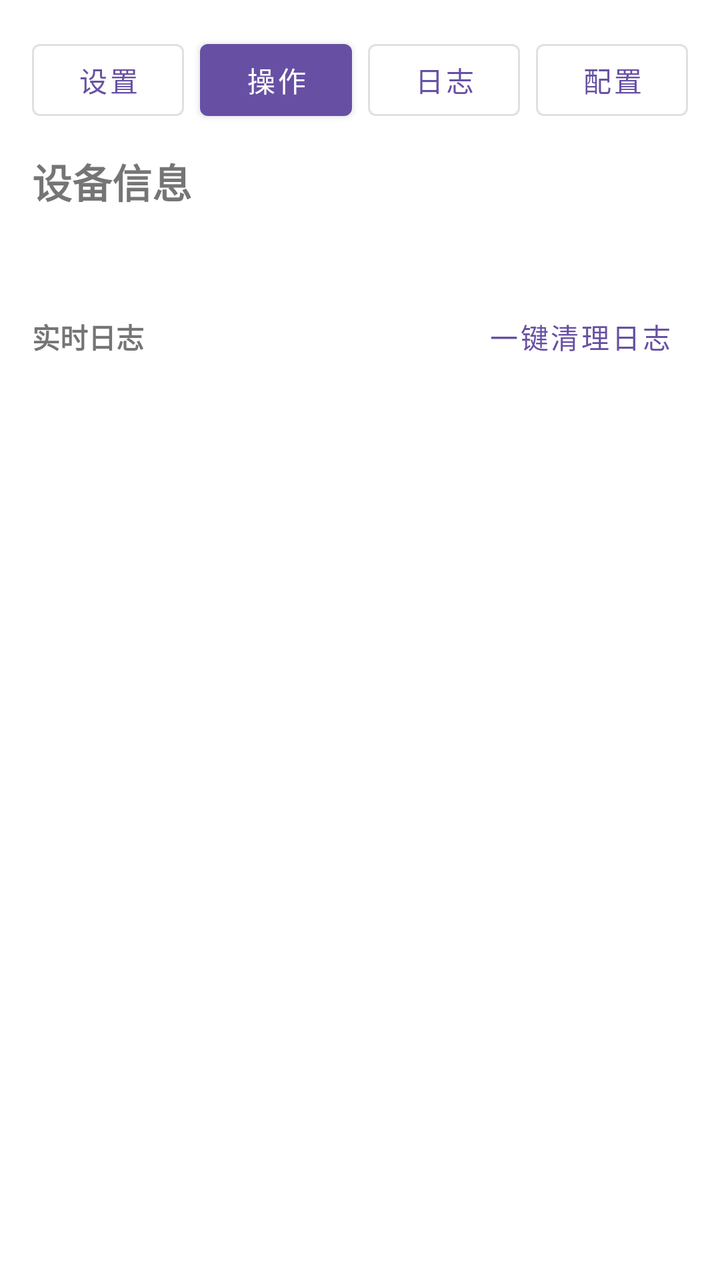
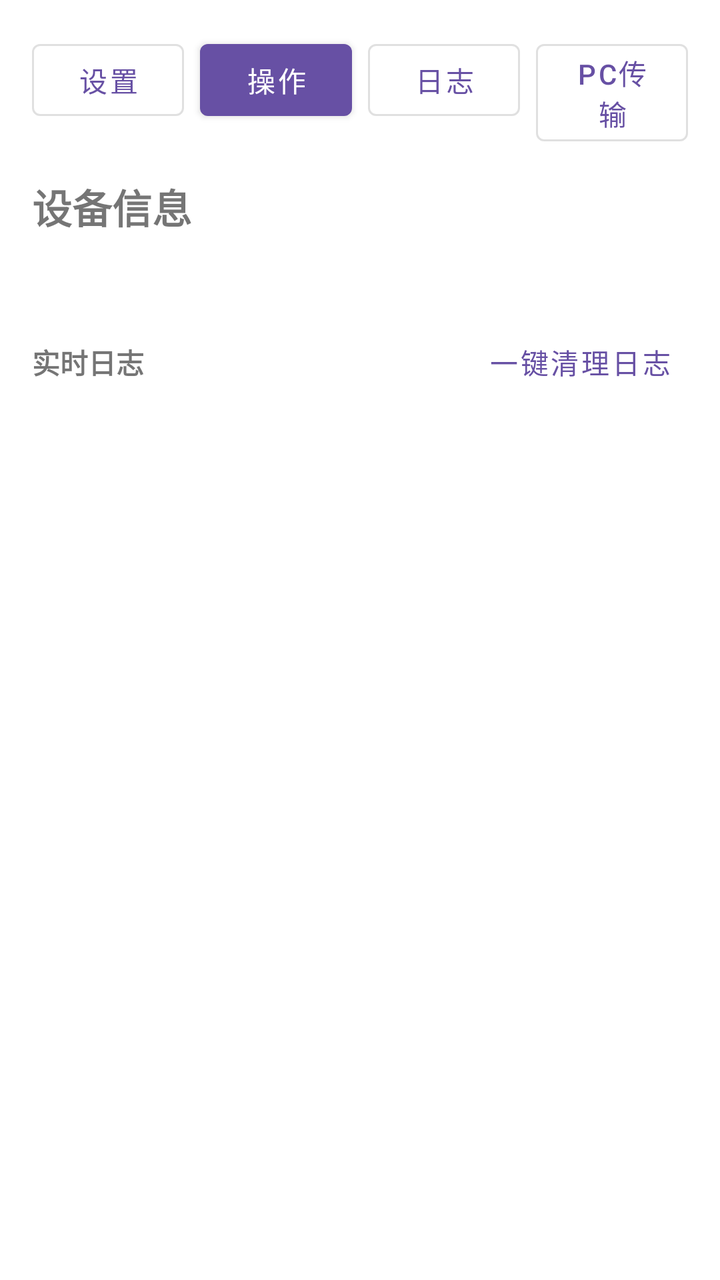

Two renders of the same Android screen: before a commit and after it. Below are the layout's source before the change and the commit's diff.
<!-- AndroidManifest.xml: application theme Theme.AutoTraces -->
<!-- res/layout/activity_main.xml -->
<?xml version="1.0" encoding="utf-8"?>
<androidx.constraintlayout.widget.ConstraintLayout xmlns:android="http://schemas.android.com/apk/res/android"
    xmlns:app="http://schemas.android.com/apk/res-auto"
    android:layout_width="match_parent"
    android:layout_height="match_parent"
    android:padding="16dp">

    <com.google.android.material.button.MaterialButton
        android:id="@+id/showSettingsButton"
        style="@style/Widget.MaterialComponents.Button.OutlinedButton"
        android:layout_width="0dp"
        android:layout_height="wrap_content"
        android:text="设置"
        app:layout_constraintEnd_toStartOf="@id/showActionButton"
        app:layout_constraintStart_toStartOf="parent"
        app:layout_constraintTop_toTopOf="parent" />

    <com.google.android.material.button.MaterialButton
        android:id="@+id/showActionButton"
        style="@style/Widget.MaterialComponents.Button"
        android:layout_width="0dp"
        android:layout_height="wrap_content"
        android:layout_marginStart="8dp"
        android:text="操作"
        app:layout_constraintEnd_toStartOf="@id/showLogButton"
        app:layout_constraintStart_toEndOf="@id/showSettingsButton"
        app:layout_constraintTop_toTopOf="parent" />

    <com.google.android.material.button.MaterialButton
        android:id="@+id/showLogButton"
        style="@style/Widget.MaterialComponents.Button.OutlinedButton"
        android:layout_width="0dp"
        android:layout_height="wrap_content"
        android:layout_marginStart="8dp"
        android:text="日志"
        app:layout_constraintEnd_toStartOf="@id/showConfigButton"
        app:layout_constraintStart_toEndOf="@id/showActionButton"
        app:layout_constraintTop_toTopOf="parent" />

    <com.google.android.material.button.MaterialButton
        android:id="@+id/showConfigButton"
        style="@style/Widget.MaterialComponents.Button.OutlinedButton"
        android:layout_width="0dp"
        android:layout_height="wrap_content"
        android:layout_marginStart="8dp"
        android:text="@string/nav_config_params"
        app:layout_constraintEnd_toEndOf="parent"
        app:layout_constraintStart_toEndOf="@id/showLogButton"
        app:layout_constraintTop_toTopOf="parent" />

    <LinearLayout
        android:id="@+id/logPanel"
        android:layout_width="0dp"
        android:layout_height="0dp"
        android:layout_marginTop="12dp"
        android:orientation="vertical"
        app:layout_constraintBottom_toBottomOf="parent"
        app:layout_constraintEnd_toEndOf="parent"
        app:layout_constraintStart_toStartOf="parent"
        app:layout_constraintTop_toBottomOf="@id/showConfigButton">

        <TextView
            android:id="@+id/deviceInfoTitle"
            android:layout_width="match_parent"
            android:layout_height="wrap_content"
            android:text="设备信息"
            android:textSize="20sp"
            android:textStyle="bold" />

        <TextView
            android:id="@+id/deviceInfoText"
            android:layout_width="match_parent"
            android:layout_height="wrap_content"
            android:layout_marginTop="8dp" />

        <LinearLayout
            android:layout_width="match_parent"
            android:layout_height="wrap_content"
            android:layout_marginTop="12dp"
            android:gravity="center_vertical"
            android:orientation="horizontal">

            <TextView
                android:id="@+id/logTitle"
                android:layout_width="0dp"
                android:layout_height="wrap_content"
                android:layout_weight="1"
                android:text="实时日志"
                android:textStyle="bold" />

            <com.google.android.material.button.MaterialButton
                android:id="@+id/clearLogButton"
                style="@style/Widget.MaterialComponents.Button.TextButton"
                android:layout_width="wrap_content"
                android:layout_height="wrap_content"
                android:text="一键清理日志" />
        </LinearLayout>

        <ScrollView
            android:id="@+id/logScroll"
            android:layout_width="match_parent"
            android:layout_height="0dp"
            android:layout_marginTop="8dp"
            android:layout_weight="1"
            android:fillViewport="true"
            android:scrollbars="vertical">

            <TextView
                android:id="@+id/logText"
                android:layout_width="match_parent"
                android:layout_height="wrap_content"
                android:textColor="@android:color/darker_gray" />
        </ScrollView>

        <TextView
            android:id="@+id/runtimeStateText"
            android:layout_width="match_parent"
            android:layout_height="wrap_content"
            android:layout_marginTop="12dp"
            android:textColor="@android:color/darker_gray" />
    </LinearLayout>

    <ScrollView
        android:id="@+id/actionPanel"
        android:layout_width="0dp"
        android:layout_height="0dp"
        android:layout_marginTop="12dp"
        android:fillViewport="true"
        android:visibility="gone"
        app:layout_constraintBottom_toBottomOf="parent"
        app:layout_constraintEnd_toEndOf="parent"
        app:layout_constraintStart_toStartOf="parent"
        app:layout_constraintTop_toBottomOf="@id/showConfigButton">

        <LinearLayout
            android:layout_width="match_parent"
            android:layout_height="wrap_content"
            android:orientation="vertical">

            <com.google.android.material.textfield.TextInputLayout
                android:id="@+id/bindInputLayout"
                android:layout_width="match_parent"
                android:layout_height="wrap_content">

                <com.google.android.material.textfield.TextInputEditText
                    android:id="@+id/bindInput"
                    android:layout_width="match_parent"
                    android:layout_height="wrap_content"
                    android:hint="请输入别名"
                    android:inputType="text" />
            </com.google.android.material.textfield.TextInputLayout>

            <com.google.android.material.button.MaterialButton
                android:id="@+id/bindButton"
                android:layout_width="match_parent"
                android:layout_height="wrap_content"
                android:layout_marginTop="12dp"
                android:text="绑定设备" />

            <TextView
                android:id="@+id/bindStatusText"
                android:layout_width="match_parent"
                android:layout_height="wrap_content"
                android:layout_marginTop="8dp"
                android:textColor="@android:color/darker_gray" />

            <com.google.android.material.button.MaterialButton
                android:id="@+id/openConfigParamsButton"
                style="@style/Widget.MaterialComponents.Button.OutlinedButton"
                android:layout_width="match_parent"
                android:layout_height="wrap_content"
                android:layout_marginTop="8dp"
                android:text="@string/action_open_config_params" />

            <TextView
                android:id="@+id/configSummaryText"
                android:layout_width="match_parent"
                android:layout_height="wrap_content"
                android:layout_marginTop="6dp"
                android:textColor="@android:color/darker_gray"
                android:textSize="13sp" />

            <com.google.android.material.button.MaterialButton
                android:id="@+id/startServiceButton"
                android:layout_width="match_parent"
                android:layout_height="wrap_content"
                android:layout_marginTop="12dp"
                android:text="启动后台服务" />

            <com.google.android.material.button.MaterialButton
                android:id="@+id/stopServiceButton"
                style="@style/Widget.MaterialComponents.Button.OutlinedButton"
                android:layout_width="match_parent"
                android:layout_height="wrap_content"
                android:layout_marginTop="8dp"
                android:text="停止后台服务" />

            <com.google.android.material.button.MaterialButton
                android:id="@+id/openSettingsButton"
                style="@style/Widget.MaterialComponents.Button.OutlinedButton"
                android:layout_width="match_parent"
                android:layout_height="wrap_content"
                android:layout_marginTop="8dp"
                android:text="打开设置" />

            <TextView
                android:layout_width="match_parent"
                android:layout_height="wrap_content"
                android:layout_marginTop="16dp"
                android:text="账号分配"
                android:textStyle="bold" />

            <LinearLayout
                android:layout_width="match_parent"
                android:layout_height="wrap_content"
                android:layout_marginTop="8dp"
                android:orientation="vertical">

                <TextView
                    android:layout_width="match_parent"
                    android:layout_height="wrap_content"
                    android:text="选择账号（username）"
                    android:textColor="@android:color/darker_gray" />

                <Spinner
                    android:id="@+id/assignedUsernameSelect"
                    android:layout_width="match_parent"
                    android:layout_height="wrap_content"
                    android:layout_marginTop="6dp" />

                <LinearLayout
                    android:layout_width="match_parent"
                    android:layout_height="wrap_content"
                    android:orientation="horizontal"
                    android:gravity="center_vertical">

                    <com.google.android.material.textfield.TextInputLayout
                        android:layout_width="0dp"
                        android:layout_height="wrap_content"
                        android:layout_weight="1">

                        <com.google.android.material.textfield.TextInputEditText
                            android:id="@+id/assignedUsernameInput"
                            android:layout_width="match_parent"
                            android:layout_height="wrap_content"
                            android:hint="username"
                            android:focusable="false"
                            android:clickable="false" />
                    </com.google.android.material.textfield.TextInputLayout>

                    <com.google.android.material.button.MaterialButton
                        android:id="@+id/copyAssignedUsernameButton"
                        style="@style/Widget.MaterialComponents.Button.OutlinedButton"
                        android:layout_width="wrap_content"
                        android:layout_height="wrap_content"
                        android:layout_marginStart="8dp"
                        android:text="复制" />
                </LinearLayout>

                <LinearLayout
                    android:layout_width="match_parent"
                    android:layout_height="wrap_content"
                    android:layout_marginTop="8dp"
                    android:orientation="horizontal"
                    android:gravity="center_vertical">

                    <com.google.android.material.textfield.TextInputLayout
                        android:layout_width="0dp"
                        android:layout_height="wrap_content"
                        android:layout_weight="1">

                        <com.google.android.material.textfield.TextInputEditText
                            android:id="@+id/assignedPasswordInput"
                            android:layout_width="match_parent"
                            android:layout_height="wrap_content"
                            android:hint="password"
                            android:focusable="false"
                            android:clickable="false" />
                    </com.google.android.material.textfield.TextInputLayout>

                    <com.google.android.material.button.MaterialButton
                        android:id="@+id/copyAssignedPasswordButton"
                        style="@style/Widget.MaterialComponents.Button.OutlinedButton"
                        android:layout_width="wrap_content"
                        android:layout_height="wrap_content"
                        android:layout_marginStart="8dp"
                        android:text="复制" />
                </LinearLayout>

                <LinearLayout
                    android:layout_width="match_parent"
                    android:layout_height="wrap_content"
                    android:layout_marginTop="8dp"
                    android:orientation="horizontal"
                    android:gravity="center_vertical">

                    <com.google.android.material.textfield.TextInputLayout
                        android:layout_width="0dp"
                        android:layout_height="wrap_content"
                        android:layout_weight="1">

                        <com.google.android.material.textfield.TextInputEditText
                            android:id="@+id/assignedApiInput"
                            android:layout_width="match_parent"
                            android:layout_height="wrap_content"
                            android:hint="API"
                            android:focusable="false"
                            android:clickable="false" />
                    </com.google.android.material.textfield.TextInputLayout>

                    <com.google.android.material.button.MaterialButton
                        android:id="@+id/copyAssignedApiButton"
                        style="@style/Widget.MaterialComponents.Button.OutlinedButton"
                        android:layout_width="wrap_content"
                        android:layout_height="wrap_content"
                        android:layout_marginStart="8dp"
                        android:text="复制" />
                </LinearLayout>

                <LinearLayout
                    android:layout_width="match_parent"
                    android:layout_height="wrap_content"
                    android:layout_marginTop="8dp"
                    android:orientation="horizontal"
                    android:gravity="center_vertical">

                    <com.google.android.material.textfield.TextInputLayout
                        android:layout_width="0dp"
                        android:layout_height="wrap_content"
                        android:layout_weight="1">

                        <com.google.android.material.textfield.TextInputEditText
                            android:id="@+id/assignedEmailInput"
                            android:layout_width="match_parent"
                            android:layout_height="wrap_content"
                            android:hint="Email"
                            android:focusable="false"
                            android:clickable="false" />
                    </com.google.android.material.textfield.TextInputLayout>

                    <com.google.android.material.button.MaterialButton
                        android:id="@+id/copyAssignedEmailButton"
                        style="@style/Widget.MaterialComponents.Button.OutlinedButton"
                        android:layout_width="wrap_content"
                        android:layout_height="wrap_content"
                        android:layout_marginStart="8dp"
                        android:text="复制" />
                </LinearLayout>

                <LinearLayout
                    android:layout_width="match_parent"
                    android:layout_height="wrap_content"
                    android:layout_marginTop="8dp"
                    android:orientation="horizontal"
                    android:gravity="center_vertical">

                    <com.google.android.material.textfield.TextInputLayout
                        android:layout_width="0dp"
                        android:layout_height="wrap_content"
                        android:layout_weight="1">

                        <com.google.android.material.textfield.TextInputEditText
                            android:id="@+id/assignedEmailPasswordInput"
                            android:layout_width="match_parent"
                            android:layout_height="wrap_content"
                            android:hint="email_password"
                            android:focusable="false"
                            android:clickable="false" />
                    </com.google.android.material.textfield.TextInputLayout>

                    <com.google.android.material.button.MaterialButton
                        android:id="@+id/copyAssignedEmailPasswordButton"
                        style="@style/Widget.MaterialComponents.Button.OutlinedButton"
                        android:layout_width="wrap_content"
                        android:layout_height="wrap_content"
                        android:layout_marginStart="8dp"
                        android:text="复制" />
                </LinearLayout>

                <com.google.android.material.button.MaterialButton
                    android:id="@+id/fetchTikTokCodeButton"
                    style="@style/Widget.MaterialComponents.Button"
                    android:layout_width="match_parent"
                    android:layout_height="wrap_content"
                    android:layout_marginTop="10dp"
                    android:text="获取验证码并复制" />

                <TextView
                    android:id="@+id/assignedCopyStatusText"
                    android:layout_width="match_parent"
                    android:layout_height="wrap_content"
                    android:layout_marginTop="6dp"
                    android:textColor="@android:color/darker_gray" />
            </LinearLayout>
        </LinearLayout>
    </ScrollView>

</androidx.constraintlayout.widget.ConstraintLayout>
<!-- resources referenced by this layout -->
<resources>
  <string name="action_open_config_params">查看配置参数</string>
  <string name="nav_config_params">配置</string>
  <style name="Theme.AutoTraces" parent="Theme.MaterialComponents.DayNight.NoActionBar">
          <item name="colorPrimary">@color/purple_500</item>
          <item name="colorPrimaryVariant">@color/purple_700</item>
          <item name="colorOnPrimary">@color/white</item>
          <item name="android:statusBarColor" tools:targetApi="l">@color/purple_700</item>
      </style>
  <color name="purple_500">#6750A4</color>
  <color name="purple_700">#4F378B</color>
  <color name="white">#FFFFFF</color>
</resources>

<!-- the commit's change to res/layout/activity_main.xml (unified diff, before → after) -->
@@ -33,17 +33,17 @@
         android:layout_height="wrap_content"
         android:layout_marginStart="8dp"
         android:text="日志"
-        app:layout_constraintEnd_toStartOf="@id/showConfigButton"
+        app:layout_constraintEnd_toStartOf="@id/showVideoDedButton"
         app:layout_constraintStart_toEndOf="@id/showActionButton"
         app:layout_constraintTop_toTopOf="parent" />
 
     <com.google.android.material.button.MaterialButton
-        android:id="@+id/showConfigButton"
+        android:id="@+id/showVideoDedButton"
         style="@style/Widget.MaterialComponents.Button.OutlinedButton"
         android:layout_width="0dp"
         android:layout_height="wrap_content"
         android:layout_marginStart="8dp"
-        android:text="@string/nav_config_params"
+        android:text="@string/nav_video_ded"
         app:layout_constraintEnd_toEndOf="parent"
         app:layout_constraintStart_toEndOf="@id/showLogButton"
         app:layout_constraintTop_toTopOf="parent" />
@@ -57,7 +57,7 @@
         app:layout_constraintBottom_toBottomOf="parent"
         app:layout_constraintEnd_toEndOf="parent"
         app:layout_constraintStart_toStartOf="parent"
-        app:layout_constraintTop_toBottomOf="@id/showConfigButton">
+        app:layout_constraintTop_toBottomOf="@id/showVideoDedButton">
 
         <TextView
             android:id="@+id/deviceInfoTitle"
@@ -130,7 +130,7 @@
         app:layout_constraintBottom_toBottomOf="parent"
         app:layout_constraintEnd_toEndOf="parent"
         app:layout_constraintStart_toStartOf="parent"
-        app:layout_constraintTop_toBottomOf="@id/showConfigButton">
+        app:layout_constraintTop_toBottomOf="@id/showVideoDedButton">
 
         <LinearLayout
             android:layout_width="match_parent"
@@ -164,6 +164,38 @@
                 android:layout_marginTop="8dp"
                 android:textColor="@android:color/darker_gray" />
 
+            <TextView
+                android:id="@+id/configSummaryText"
+                android:layout_width="match_parent"
+                android:layout_height="wrap_content"
+                android:layout_marginTop="8dp"
+                android:textColor="@android:color/darker_gray"
+                android:textSize="12sp"
+                android:text="当前模板：—" />
+
+            <com.google.android.material.button.MaterialButton
+                android:id="@+id/startServiceButton"
+                android:layout_width="match_parent"
+                android:layout_height="wrap_content"
+                android:layout_marginTop="12dp"
+                android:text="启动后台服务" />
+
+            <com.google.android.material.button.MaterialButton
+                android:id="@+id/stopServiceButton"
+                style="@style/Widget.MaterialComponents.Button.OutlinedButton"
+                android:layout_width="match_parent"
+                android:layout_height="wrap_content"
+                android:layout_marginTop="8dp"
+                android:text="停止后台服务" />
+
+            <com.google.android.material.button.MaterialButton
+                android:id="@+id/openSettingsButton"
+                style="@style/Widget.MaterialComponents.Button.OutlinedButton"
+                android:layout_width="match_parent"
+                android:layout_height="wrap_content"
+                android:layout_marginTop="8dp"
+                android:text="打开设置" />
+
             <com.google.android.material.button.MaterialButton
                 android:id="@+id/openConfigParamsButton"
                 style="@style/Widget.MaterialComponents.Button.OutlinedButton"
@@ -171,37 +203,6 @@
                 android:layout_height="wrap_content"
                 android:layout_marginTop="8dp"
                 android:text="@string/action_open_config_params" />
-
-            <TextView
-                android:id="@+id/configSummaryText"
-                android:layout_width="match_parent"
-                android:layout_height="wrap_content"
-                android:layout_marginTop="6dp"
-                android:textColor="@android:color/darker_gray"
-                android:textSize="13sp" />
-
-            <com.google.android.material.button.MaterialButton
-                android:id="@+id/startServiceButton"
-                android:layout_width="match_parent"
-                android:layout_height="wrap_content"
-                android:layout_marginTop="12dp"
-                android:text="启动后台服务" />
-
-            <com.google.android.material.button.MaterialButton
-                android:id="@+id/stopServiceButton"
-                style="@style/Widget.MaterialComponents.Button.OutlinedButton"
-                android:layout_width="match_parent"
-                android:layout_height="wrap_content"
-                android:layout_marginTop="8dp"
-                android:text="停止后台服务" />
-
-            <com.google.android.material.button.MaterialButton
-                android:id="@+id/openSettingsButton"
-                style="@style/Widget.MaterialComponents.Button.OutlinedButton"
-                android:layout_width="match_parent"
-                android:layout_height="wrap_content"
-                android:layout_marginTop="8dp"
-                android:text="打开设置" />
 
             <TextView
                 android:layout_width="match_parent"
<!-- resource entries referenced after the edit -->
@@ -1,7 +1,7 @@
 <!-- resources referenced by this layout -->
 <resources>
   <string name="action_open_config_params">查看配置参数</string>
-  <string name="nav_config_params">配置</string>
+  <string name="nav_video_ded">PC传输</string>
   <style name="Theme.AutoTraces" parent="Theme.MaterialComponents.DayNight.NoActionBar">
           <item name="colorPrimary">@color/purple_500</item>
           <item name="colorPrimaryVariant">@color/purple_700</item>
